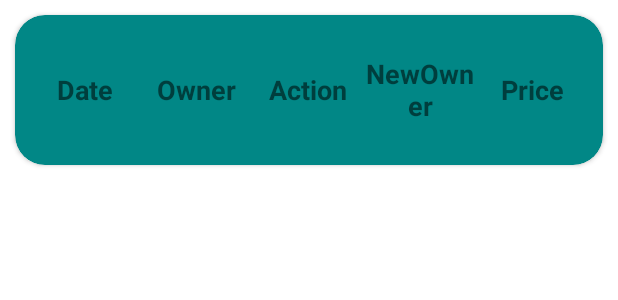
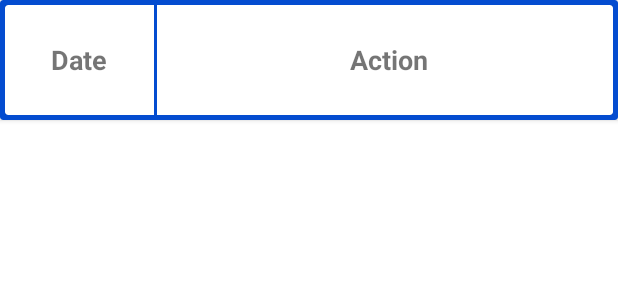
Before and after one commit to denisadfer/TR-PAM, an Android app: the layout single_history.xml on its own in the app's theme, with its tools: preview values and no code run, on a phone screen of 412 x 824 dp. Shown: the top 300 px of the screen. Run offline under Robolectric (Android 15) with nearby library versions, the phone set to English and light mode, and no system bars.

Commit message:
fix history view

```diff
--- a/app/src/main/java/com/dnx/trpam/HistoryViewHolder.java
+++ b/app/src/main/java/com/dnx/trpam/HistoryViewHolder.java
@@ -7,14 +7,12 @@ import androidx.annotation.NonNull;
 import androidx.recyclerview.widget.RecyclerView;
 
 public class HistoryViewHolder extends RecyclerView.ViewHolder {
-    TextView dateH,owner,action,newOwner, price;
+    TextView dateH,action;
 
     public HistoryViewHolder(@NonNull View itemView) {
         super(itemView);
         dateH = itemView.findViewById(R.id.history_nft_date);
-        owner = itemView.findViewById(R.id.history_nft_owner);
         action = itemView.findViewById(R.id.history_nft_action);
-        newOwner = itemView.findViewById(R.id.history_nft_newowner);
-        price = itemView.findViewById(R.id.history_nft_price);
+
     }
 }
--- a/app/src/main/java/com/dnx/trpam/HomeFragment.java
+++ b/app/src/main/java/com/dnx/trpam/HomeFragment.java
@@ -92,7 +92,7 @@ public class HomeFragment extends Fragment{
                     holder.price.setText(String.valueOf(model.getPrice()));
                 } else {
                     holder.price.setText(getResources().getString(R.string.notlisted));
-                    holder.buy.setEnabled(false);
+                    holder.buy.setText("Details");
                 }
 
                 holder.title.setText(model.getTitle());
--- a/app/src/main/res/layout/activity_add_mynft.xml
+++ b/app/src/main/res/layout/activity_add_mynft.xml
@@ -88,7 +88,6 @@
                     android:layout_width="match_parent"
                     android:layout_height="wrap_content"/>
             </com.google.android.material.textfield.TextInputLayout>
-
             <TextView
                 android:layout_width="match_parent"
                 android:layout_height="wrap_content"
--- a/app/src/main/res/layout/activity_detail_nft.xml
+++ b/app/src/main/res/layout/activity_detail_nft.xml
@@ -589,7 +589,7 @@
                             android:layout_width="match_parent"
                             android:layout_height="wrap_content"
                             android:orientation="vertical"
-                            android:visibility="gone"
+                            android:visibility="visible"
                             >
                             <TextView
                                 android:id="@+id/history_nodata"
@@ -605,6 +605,7 @@
                                 android:id="@+id/detail_recycler"
                                 android:layout_width="match_parent"
                                 android:layout_height="wrap_content"
+                                android:layout_margin="10dp"
                                 />
                         </LinearLayout>
                     </LinearLayout>
--- a/app/src/main/res/layout/single_history.xml
+++ b/app/src/main/res/layout/single_history.xml
@@ -1,18 +1,20 @@
 <?xml version="1.0" encoding="utf-8"?>
     <androidx.cardview.widget.CardView xmlns:android="http://schemas.android.com/apk/res/android"
+    android:layout_width="match_parent"
+    android:layout_height="80dp"
+    app:contentPadding="3dp"
+    xmlns:app="http://schemas.android.com/apk/res-auto"
+    app:cardBackgroundColor="@color/primary">
+
+    <androidx.cardview.widget.CardView
         android:layout_width="match_parent"
-        android:layout_height="100dp"
-        xmlns:app="http://schemas.android.com/apk/res-auto"
-        app:cardBackgroundColor="@color/teal_700"
-        android:layout_margin="10dp"
-        app:cardCornerRadius="20dp">
-
+        android:layout_height="match_parent"
+        android:layout_gravity="center">
         <LinearLayout
             android:layout_width="match_parent"
             android:layout_height="match_parent"
             android:orientation="horizontal"
-            android:gravity="center_vertical"
-            android:layout_margin="10dp">
+            android:gravity="center_vertical">
             <TextView
                 android:id="@+id/history_nft_date"
                 android:layout_width="0dp"
@@ -22,49 +24,31 @@
                 android:textStyle="bold"
                 android:gravity="center"
                 android:textSize="18sp"/>
-            <TextView
-                android:id="@+id/history_nft_owner"
-                android:layout_width="0dp"
+            <View
+                android:id="@+id/notif_line"
+                android:layout_width="2dp"
                 android:layout_height="wrap_content"
-                android:layout_weight="1"
-                android:text="Owner"
-                android:gravity="center"
-                android:textStyle="bold"
-                android:textSize="18sp"/>
+                android:background="@color/primary"
+                />
             <TextView
                 android:id="@+id/history_nft_action"
                 android:layout_width="0dp"
                 android:layout_height="wrap_content"
-                android:layout_weight="1"
+                android:layout_weight="3"
+                android:layout_marginStart="5dp"
+                android:maxLines="2"
                 android:text="Action"
                 android:gravity="center"
                 android:textStyle="bold"
                 android:textSize="18sp"/>
 
-            <TextView
-                android:id="@+id/history_nft_newowner"
-                android:layout_width="0dp"
-                android:layout_height="wrap_content"
-                android:layout_weight="1"
-                android:text="NewOwner"
-                android:gravity="center"
-                android:textStyle="bold"
-                android:textSize="18sp"
-                android:visibility="visible"/>
-            <TextView
-                android:id="@+id/history_nft_price"
-                android:layout_width="0dp"
-                android:layout_height="wrap_content"
-                android:layout_weight="1"
-                android:text="Price"
-                android:gravity="center"
-                android:textStyle="bold"
-                android:textSize="18sp"
-                android:visibility="visible"/>
+
+
+
+        </LinearLayout>
+    </androidx.cardview.widget.CardView>
 
 
 
 
-        </LinearLayout>
-
-    </androidx.cardview.widget.CardView>
+</androidx.cardview.widget.CardView>
```
Also changed, not shown: app/src/main/java/com/dnx/trpam/AddMynft.java (+15 -13 lines), app/src/main/java/com/dnx/trpam/DetailNftActivity.java (+16 -18 lines), app/src/main/java/com/dnx/trpam/History.java (+3 -29 lines), app/src/main/java/com/dnx/trpam/NftPost.java (+13 -13 lines).
